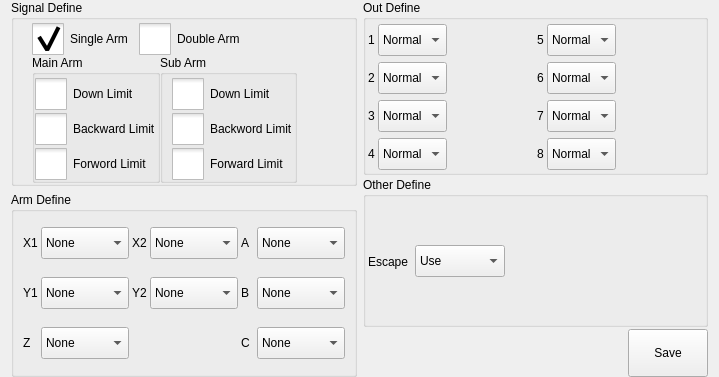
Old version of the form hcsettings/icstructdefineframe.ui in the repository GaussCheng/2-5AxisPunch.
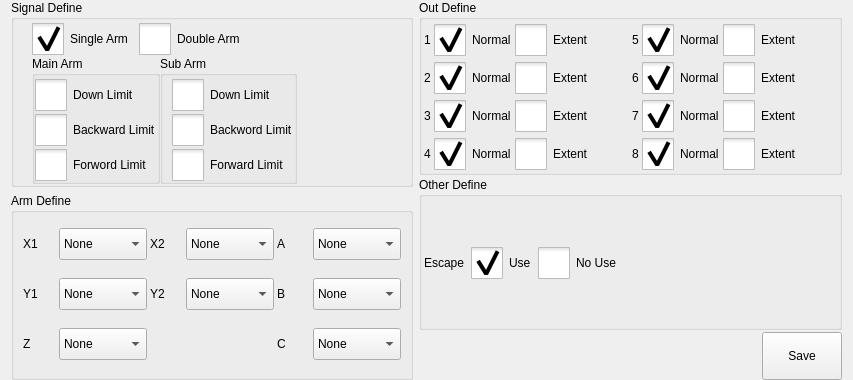
New version of the form. Icons and pictures are not drawn.

Patch:
```diff
--- a/hcsettings/icstructdefineframe.ui
+++ b/hcsettings/icstructdefineframe.ui
@@ -6,8 +6,8 @@
    <rect>
     <x>0</x>
     <y>0</y>
-    <width>719</width>
-    <height>377</height>
+    <width>853</width>
+    <height>380</height>
    </rect>
   </property>
   <property name="windowTitle">
@@ -678,6 +678,111 @@
         <property name="verticalSpacing">
          <number>6</number>
         </property>
+        <item row="1" column="2">
+         <widget class="QCheckBox" name="extentBBox">
+          <property name="styleSheet">
+           <string notr="true">::indicator {
+     width: 32px;
+     height: 32px;
+ }
+
+::indicator:unchecked 
+{
+     image: url(:/resource/check_unchecked.png);
+ }
+::indicator:checked 
+{
+     image: url(:/resource/check_checked.png);
+ }
+
+QRadioButton::indicator:checked:disabled
+{
+ image: url(:/resource/check_checked_disable.png);
+}
+
+QRadioButton::indicator:unchecked:disabled
+{
+ image: url(:/resource/check_unchecked_disable.png);
+}</string>
+          </property>
+          <property name="text">
+           <string>Extent</string>
+          </property>
+          <attribute name="buttonGroup">
+           <string notr="true">buttonGroupB</string>
+          </attribute>
+         </widget>
+        </item>
+        <item row="0" column="2">
+         <widget class="QCheckBox" name="extentABox">
+          <property name="styleSheet">
+           <string notr="true">::indicator {
+     width: 32px;
+     height: 32px;
+ }
+
+::indicator:unchecked 
+{
+     image: url(:/resource/check_unchecked.png);
+ }
+::indicator:checked 
+{
+     image: url(:/resource/check_checked.png);
+ }
+
+QRadioButton::indicator:checked:disabled
+{
+ image: url(:/resource/check_checked_disable.png);
+}
+
+QRadioButton::indicator:unchecked:disabled
+{
+ image: url(:/resource/check_unchecked_disable.png);
+}</string>
+          </property>
+          <property name="text">
+           <string>Extent</string>
+          </property>
+          <attribute name="buttonGroup">
+           <string notr="true">buttonGroupA</string>
+          </attribute>
+         </widget>
+        </item>
+        <item row="3" column="2">
+         <widget class="QCheckBox" name="extentDBox">
+          <property name="styleSheet">
+           <string notr="true">::indicator {
+     width: 32px;
+     height: 32px;
+ }
+
+::indicator:unchecked 
+{
+     image: url(:/resource/check_unchecked.png);
+ }
+::indicator:checked 
+{
+     image: url(:/resource/check_checked.png);
+ }
+
+QRadioButton::indicator:checked:disabled
+{
+ image: url(:/resource/check_checked_disable.png);
+}
+
+QRadioButton::indicator:unchecked:disabled
+{
+ image: url(:/resource/check_unchecked_disable.png);
+}</string>
+          </property>
+          <property name="text">
+           <string>Extent</string>
+          </property>
+          <attribute name="buttonGroup">
+           <string notr="true">buttonGroupD</string>
+          </attribute>
+         </widget>
+        </item>
         <item row="0" column="0">
          <widget class="QLabel" name="label">
           <property name="text">
@@ -685,53 +790,13 @@
           </property>
          </widget>
         </item>
-        <item row="0" column="1">
-         <widget class="QComboBox" name="outABox">
-          <property name="minimumSize">
-           <size>
-            <width>0</width>
-            <height>32</height>
-           </size>
-          </property>
-          <item>
-           <property name="text">
-            <string>Normal</string>
-           </property>
-          </item>
-          <item>
-           <property name="text">
-            <string>Extent</string>
-           </property>
-          </item>
-         </widget>
-        </item>
-        <item row="0" column="3">
+        <item row="0" column="4">
          <widget class="QLabel" name="label_8">
           <property name="text">
            <string>5</string>
           </property>
          </widget>
         </item>
-        <item row="0" column="4">
-         <widget class="QComboBox" name="outEBox">
-          <property name="minimumSize">
-           <size>
-            <width>0</width>
-            <height>32</height>
-           </size>
-          </property>
-          <item>
-           <property name="text">
-            <string>Normal</string>
-           </property>
-          </item>
-          <item>
-           <property name="text">
-            <string>Extent</string>
-           </property>
-          </item>
-         </widget>
-        </item>
         <item row="1" column="0">
          <widget class="QLabel" name="label_2">
           <property name="text">
@@ -739,53 +804,46 @@
           </property>
          </widget>
         </item>
-        <item row="1" column="1">
-         <widget class="QComboBox" name="outBBox">
-          <property name="minimumSize">
-           <size>
-            <width>0</width>
-            <height>32</height>
-           </size>
+        <item row="3" column="4">
+         <widget class="QLabel" name="label_10">
+          <property name="text">
+           <string>8</string>
           </property>
-          <item>
-           <property name="text">
-            <string>Normal</string>
-           </property>
-          </item>
-          <item>
-           <property name="text">
-            <string>Extent</string>
-           </property>
-          </item>
          </widget>
         </item>
-        <item row="1" column="3">
+        <item row="0" column="3">
+         <spacer name="horizontalSpacer_3">
+          <property name="orientation">
+           <enum>Qt::Horizontal</enum>
+          </property>
+          <property name="sizeHint" stdset="0">
+           <size>
+            <width>40</width>
+            <height>20</height>
+           </size>
+          </property>
+         </spacer>
+        </item>
+        <item row="0" column="7">
+         <spacer name="horizontalSpacer_4">
+          <property name="orientation">
+           <enum>Qt::Horizontal</enum>
+          </property>
+          <property name="sizeHint" stdset="0">
+           <size>
+            <width>40</width>
+            <height>20</height>
+           </size>
+          </property>
+         </spacer>
+        </item>
+        <item row="1" column="4">
          <widget class="QLabel" name="label_9">
           <property name="text">
            <string>6</string>
           </property>
          </widget>
         </item>
-        <item row="1" column="4">
-         <widget class="QComboBox" name="outFBox">
-          <property name="minimumSize">
-           <size>
-            <width>0</width>
-            <height>32</height>
-           </size>
-          </property>
-          <item>
-           <property name="text">
-            <string>Normal</string>
-           </property>
-          </item>
-          <item>
-           <property name="text">
-            <string>Extent</string>
-           </property>
-          </item>
-         </widget>
-        </item>
         <item row="2" column="0">
          <widget class="QLabel" name="label_3">
           <property name="text">
@@ -793,53 +851,13 @@
           </property>
          </widget>
         </item>
-        <item row="2" column="1">
-         <widget class="QComboBox" name="outCBox">
-          <property name="minimumSize">
-           <size>
-            <width>0</width>
-            <height>32</height>
-           </size>
-          </property>
-          <item>
-           <property name="text">
-            <string>Normal</string>
-           </property>
-          </item>
-          <item>
-           <property name="text">
-            <string>Extent</string>
-           </property>
-          </item>
-         </widget>
-        </item>
-        <item row="2" column="3">
+        <item row="2" column="4">
          <widget class="QLabel" name="label_11">
           <property name="text">
            <string>7</string>
           </property>
          </widget>
         </item>
-        <item row="2" column="4">
-         <widget class="QComboBox" name="outGBox">
-          <property name="minimumSize">
-           <size>
-            <width>0</width>
-            <height>32</height>
-           </size>
-          </property>
-          <item>
-           <property name="text">
-            <string>Normal</string>
-           </property>
-          </item>
-          <item>
-           <property name="text">
-            <string>Extent</string>
-           </property>
-          </item>
-         </widget>
-        </item>
         <item row="3" column="0">
          <widget class="QLabel" name="label_4">
           <property name="text">
@@ -847,78 +865,484 @@
           </property>
          </widget>
         </item>
+        <item row="0" column="1">
+         <widget class="QCheckBox" name="normalABox">
+          <property name="styleSheet">
+           <string notr="true">::indicator {
+     width: 32px;
+     height: 32px;
+ }
+
+::indicator:unchecked 
+{
+     image: url(:/resource/check_unchecked.png);
+ }
+::indicator:checked 
+{
+     image: url(:/resource/check_checked.png);
+ }
+
+QRadioButton::indicator:checked:disabled
+{
+ image: url(:/resource/check_checked_disable.png);
+}
+
+QRadioButton::indicator:unchecked:disabled
+{
+ image: url(:/resource/check_unchecked_disable.png);
+}</string>
+          </property>
+          <property name="text">
+           <string>Normal</string>
+          </property>
+          <property name="checked">
+           <bool>true</bool>
+          </property>
+          <attribute name="buttonGroup">
+           <string notr="true">buttonGroupA</string>
+          </attribute>
+         </widget>
+        </item>
+        <item row="1" column="1">
+         <widget class="QCheckBox" name="normalBBox">
+          <property name="styleSheet">
+           <string notr="true">::indicator {
+     width: 32px;
+     height: 32px;
+ }
+
+::indicator:unchecked 
+{
+     image: url(:/resource/check_unchecked.png);
+ }
+::indicator:checked 
+{
+     image: url(:/resource/check_checked.png);
+ }
+
+QRadioButton::indicator:checked:disabled
+{
+ image: url(:/resource/check_checked_disable.png);
+}
+
+QRadioButton::indicator:unchecked:disabled
+{
+ image: url(:/resource/check_unchecked_disable.png);
+}</string>
+          </property>
+          <property name="text">
+           <string>Normal</string>
+          </property>
+          <property name="checked">
+           <bool>true</bool>
+          </property>
+          <attribute name="buttonGroup">
+           <string notr="true">buttonGroupB</string>
+          </attribute>
+         </widget>
+        </item>
         <item row="3" column="1">
-         <widget class="QComboBox" name="outDBox">
-          <property name="minimumSize">
-           <size>
-            <width>0</width>
-            <height>32</height>
-           </size>
+         <widget class="QCheckBox" name="normalDBox">
+          <property name="styleSheet">
+           <string notr="true">::indicator {
+     width: 32px;
+     height: 32px;
+ }
+
+::indicator:unchecked 
+{
+     image: url(:/resource/check_unchecked.png);
+ }
+::indicator:checked 
+{
+     image: url(:/resource/check_checked.png);
+ }
+
+QRadioButton::indicator:checked:disabled
+{
+ image: url(:/resource/check_checked_disable.png);
+}
+
+QRadioButton::indicator:unchecked:disabled
+{
+ image: url(:/resource/check_unchecked_disable.png);
+}</string>
           </property>
-          <item>
-           <property name="text">
-            <string>Normal</string>
-           </property>
-          </item>
-          <item>
-           <property name="text">
-            <string>Extent</string>
-           </property>
-          </item>
-         </widget>
-        </item>
-        <item row="3" column="3">
-         <widget class="QLabel" name="label_10">
           <property name="text">
-           <string>8</string>
+           <string>Normal</string>
           </property>
-         </widget>
-        </item>
-        <item row="3" column="4">
-         <widget class="QComboBox" name="outHBox">
-          <property name="minimumSize">
-           <size>
-            <width>0</width>
-            <height>32</height>
-           </size>
+          <property name="checked">
+           <bool>true</bool>
           </property>
-          <item>
-           <property name="text">
-            <string>Normal</string>
-           </property>
-          </item>
-          <item>
-           <property name="text">
-            <string>Extent</string>
-           </property>
-          </item>
+          <attribute name="buttonGroup">
+           <string notr="true">buttonGroupD</string>
+          </attribute>
          </widget>
         </item>
-        <item row="0" column="2">
-         <spacer name="horizontalSpacer_3">
-          <property name="orientation">
-           <enum>Qt::Horizontal</enum>
-          </property>
-          <property name="sizeHint" stdset="0">
-           <size>
-            <width>40</width>
-            <height>20</height>
-           </size>
-          </property>
-         </spacer>
-        </item>
         <item row="0" column="5">
-         <spacer name="horizontalSpacer_4">
-          <property name="orientation">
-           <enum>Qt::Horizontal</enum>
+         <widget class="QCheckBox" name="normalEBox">
+          <property name="styleSheet">
+           <string notr="true">::indicator {
+     width: 32px;
+     height: 32px;
+ }
+
+::indicator:unchecked 
+{
+     image: url(:/resource/check_unchecked.png);
+ }
+::indicator:checked 
+{
+     image: url(:/resource/check_checked.png);
+ }
+
+QRadioButton::indicator:checked:disabled
+{
+ image: url(:/resource/check_checked_disable.png);
+}
+
+QRadioButton::indicator:unchecked:disabled
+{
+ image: url(:/resource/check_unchecked_disable.png);
+}</string>
           </property>
-          <property name="sizeHint" stdset="0">
-           <size>
-            <width>40</width>
-            <height>20</height>
-           </size>
+          <property name="text">
+           <string>Normal</string>
           </property>
-         </spacer>
+          <property name="checked">
+           <bool>true</bool>
+          </property>
+          <attribute name="buttonGroup">
+           <string notr="true">buttonGroupE</string>
+          </attribute>
+         </widget>
+        </item>
+        <item row="2" column="1">
+         <widget class="QCheckBox" name="normalCBox">
+          <property name="styleSheet">
+           <string notr="true">::indicator {
+     width: 32px;
+     height: 32px;
+ }
+
+::indicator:unchecked 
+{
+     image: url(:/resource/check_unchecked.png);
+ }
+::indicator:checked 
+{
+     image: url(:/resource/check_checked.png);
+ }
+
+QRadioButton::indicator:checked:disabled
+{
+ image: url(:/resource/check_checked_disable.png);
+}
+
+QRadioButton::indicator:unchecked:disabled
+{
+ image: url(:/resource/check_unchecked_disable.png);
+}</string>
+          </property>
+          <property name="text">
+           <string>Normal</string>
+          </property>
+          <property name="checked">
+           <bool>true</bool>
+          </property>
+          <attribute name="buttonGroup">
+           <string notr="true">buttonGroupC</string>
+          </attribute>
+         </widget>
+        </item>
+        <item row="2" column="2">
+         <widget class="QCheckBox" name="extentCBox">
+          <property name="styleSheet">
+           <string notr="true">::indicator {
+     width: 32px;
+     height: 32px;
+ }
+
+::indicator:unchecked 
+{
+     image: url(:/resource/check_unchecked.png);
+ }
+::indicator:checked 
+{
+     image: url(:/resource/check_checked.png);
+ }
+
+QRadioButton::indicator:checked:disabled
+{
+ image: url(:/resource/check_checked_disable.png);
+}
+
+QRadioButton::indicator:unchecked:disabled
+{
+ image: url(:/resource/check_unchecked_disable.png);
+}</string>
+          </property>
+          <property name="text">
+           <string>Extent</string>
+          </property>
+          <attribute name="buttonGroup">
+           <string notr="true">buttonGroupC</string>
+          </attribute>
+         </widget>
+        </item>
+        <item row="0" column="6">
+         <widget class="QCheckBox" name="extentEBox">
+          <property name="styleSheet">
+           <string notr="true">::indicator {
+     width: 32px;
+     height: 32px;
+ }
+
+::indicator:unchecked 
+{
+     image: url(:/resource/check_unchecked.png);
+ }
+::indicator:checked 
+{
+     image: url(:/resource/check_checked.png);
+ }
+
+QRadioButton::indicator:checked:disabled
+{
+ image: url(:/resource/check_checked_disable.png);
+}
+
+QRadioButton::indicator:unchecked:disabled
+{
+ image: url(:/resource/check_unchecked_disable.png);
+}</string>
+          </property>
+          <property name="text">
+           <string>Extent</string>
+          </property>
+          <attribute name="buttonGroup">
+           <string notr="true">buttonGroupE</string>
+          </attribute>
+         </widget>
+        </item>
+        <item row="1" column="5">
+         <widget class="QCheckBox" name="normalFBox">
+          <property name="styleSheet">
+           <string notr="true">::indicator {
+     width: 32px;
+     height: 32px;
+ }
+
+::indicator:unchecked 
+{
+     image: url(:/resource/check_unchecked.png);
+ }
+::indicator:checked 
+{
+     image: url(:/resource/check_checked.png);
+ }
+
+QRadioButton::indicator:checked:disabled
+{
+ image: url(:/resource/check_checked_disable.png);
+}
+
+QRadioButton::indicator:unchecked:disabled
+{
+ image: url(:/resource/check_unchecked_disable.png);
+}</string>
+          </property>
+          <property name="text">
+           <string>Normal</string>
+          </property>
+          <property name="checked">
+           <bool>true</bool>
+          </property>
+          <attribute name="buttonGroup">
+           <string notr="true">buttonGroupF</string>
+          </attribute>
+         </widget>
+        </item>
+        <item row="2" column="5">
+         <widget class="QCheckBox" name="normalGBox">
+          <property name="styleSheet">
+           <string notr="true">::indicator {
+     width: 32px;
+     height: 32px;
+ }
+
+::indicator:unchecked 
+{
+     image: url(:/resource/check_unchecked.png);
+ }
+::indicator:checked 
+{
+     image: url(:/resource/check_checked.png);
+ }
+
+QRadioButton::indicator:checked:disabled
+{
+ image: url(:/resource/check_checked_disable.png);
+}
+
+QRadioButton::indicator:unchecked:disabled
+{
+ image: url(:/resource/check_unchecked_disable.png);
+}</string>
+          </property>
+          <property name="text">
+           <string>Normal</string>
+          </property>
+          <property name="checked">
+           <bool>true</bool>
+          </property>
+          <attribute name="buttonGroup">
+           <string notr="true">buttonGroupG</string>
+          </attribute>
+         </widget>
+        </item>
+        <item row="3" column="5">
+         <widget class="QCheckBox" name="normalHBox">
+          <property name="styleSheet">
+           <string notr="true">::indicator {
+     width: 32px;
+     height: 32px;
+ }
+
+::indicator:unchecked 
+{
+     image: url(:/resource/check_unchecked.png);
+ }
+::indicator:checked 
+{
+     image: url(:/resource/check_checked.png);
+ }
+
+QRadioButton::indicator:checked:disabled
+{
+ image: url(:/resource/check_checked_disable.png);
+}
+
+QRadioButton::indicator:unchecked:disabled
+{
+ image: url(:/resource/check_unchecked_disable.png);
+}</string>
+          </property>
+          <property name="text">
+           <string>Normal</string>
+          </property>
+          <property name="checked">
+           <bool>true</bool>
+          </property>
+          <attribute name="buttonGroup">
+           <string notr="true">buttonGroupH</string>
+          </attribute>
+         </widget>
+        </item>
+        <item row="1" column="6">
+         <widget class="QCheckBox" name="extentFBox">
+          <property name="styleSheet">
+           <string notr="true">::indicator {
+     width: 32px;
+     height: 32px;
+ }
+
+::indicator:unchecked 
+{
+     image: url(:/resource/check_unchecked.png);
+ }
+::indicator:checked 
+{
+     image: url(:/resource/check_checked.png);
+ }
+
+QRadioButton::indicator:checked:disabled
+{
+ image: url(:/resource/check_checked_disable.png);
+}
+
+QRadioButton::indicator:unchecked:disabled
+{
+ image: url(:/resource/check_unchecked_disable.png);
+}</string>
+          </property>
+          <property name="text">
+           <string>Extent</string>
+          </property>
+          <attribute name="buttonGroup">
+           <string notr="true">buttonGroupF</string>
+          </attribute>
+         </widget>
+        </item>
+        <item row="2" column="6">
+         <widget class="QCheckBox" name="extentGBox">
+          <property name="styleSheet">
+           <string notr="true">::indicator {
+     width: 32px;
+     height: 32px;
+ }
+
+::indicator:unchecked 
+{
+     image: url(:/resource/check_unchecked.png);
+ }
+::indicator:checked 
+{
+     image: url(:/resource/check_checked.png);
+ }
+
+QRadioButton::indicator:checked:disabled
+{
+ image: url(:/resource/check_checked_disable.png);
+}
+
+QRadioButton::indicator:unchecked:disabled
+{
+ image: url(:/resource/check_unchecked_disable.png);
+}</string>
+          </property>
+          <property name="text">
+           <string>Extent</string>
+          </property>
+          <attribute name="buttonGroup">
+           <string notr="true">buttonGroupG</string>
+          </attribute>
+         </widget>
+        </item>
+        <item row="3" column="6">
+         <widget class="QCheckBox" name="extentHBox">
+          <property name="styleSheet">
+           <string notr="true">::indicator {
+     width: 32px;
+     height: 32px;
+ }
+
+::indicator:unchecked 
+{
+     image: url(:/resource/check_unchecked.png);
+ }
+::indicator:checked 
+{
+     image: url(:/resource/check_checked.png);
+ }
+
+QRadioButton::indicator:checked:disabled
+{
+ image: url(:/resource/check_checked_disable.png);
+}
+
+QRadioButton::indicator:unchecked:disabled
+{
+ image: url(:/resource/check_unchecked_disable.png);
+}</string>
+          </property>
+          <property name="text">
+           <string>Extent</string>
+          </property>
+          <attribute name="buttonGroup">
+           <string notr="true">buttonGroupH</string>
+          </attribute>
+         </widget>
         </item>
        </layout>
       </widget>
@@ -949,23 +1373,70 @@
          </widget>
         </item>
         <item>
-         <widget class="QComboBox" name="escapeComboBox">
-          <property name="minimumSize">
-           <size>
-            <width>90</width>
-            <height>32</height>
-           </size>
+         <widget class="QCheckBox" name="useCheckBox">
+          <property name="styleSheet">
+           <string notr="true">::indicator {
+     width: 32px;
+     height: 32px;
+ }
+
+::indicator:unchecked 
+{
+     image: url(:/resource/check_unchecked.png);
+ }
+::indicator:checked 
+{
+     image: url(:/resource/check_checked.png);
+ }
+
+QRadioButton::indicator:checked:disabled
+{
+ image: url(:/resource/check_checked_disable.png);
+}
+
+QRadioButton::indicator:unchecked:disabled
+{
+ image: url(:/resource/check_unchecked_disable.png);
+}</string>
           </property>
-          <item>
-           <property name="text">
-            <string>Use</string>
-           </property>
-          </item>
-          <item>
-           <property name="text">
-            <string>No Use</string>
-           </property>
-          </item>
+          <property name="text">
+           <string>Use</string>
+          </property>
+          <property name="checked">
+           <bool>true</bool>
+          </property>
+         </widget>
+        </item>
+        <item>
+         <widget class="QCheckBox" name="noUseCheckBox">
+          <property name="styleSheet">
+           <string notr="true">::indicator {
+     width: 32px;
+     height: 32px;
+ }
+
+::indicator:unchecked 
+{
+     image: url(:/resource/check_unchecked.png);
+ }
+::indicator:checked 
+{
+     image: url(:/resource/check_checked.png);
+ }
+
+QRadioButton::indicator:checked:disabled
+{
+ image: url(:/resource/check_checked_disable.png);
+}
+
+QRadioButton::indicator:unchecked:disabled
+{
+ image: url(:/resource/check_unchecked_disable.png);
+}</string>
+          </property>
+          <property name="text">
+           <string>No Use</string>
+          </property>
          </widget>
         </item>
         <item>
```
Left out of the diff: 8 changed lines with no effect on the pictures.
